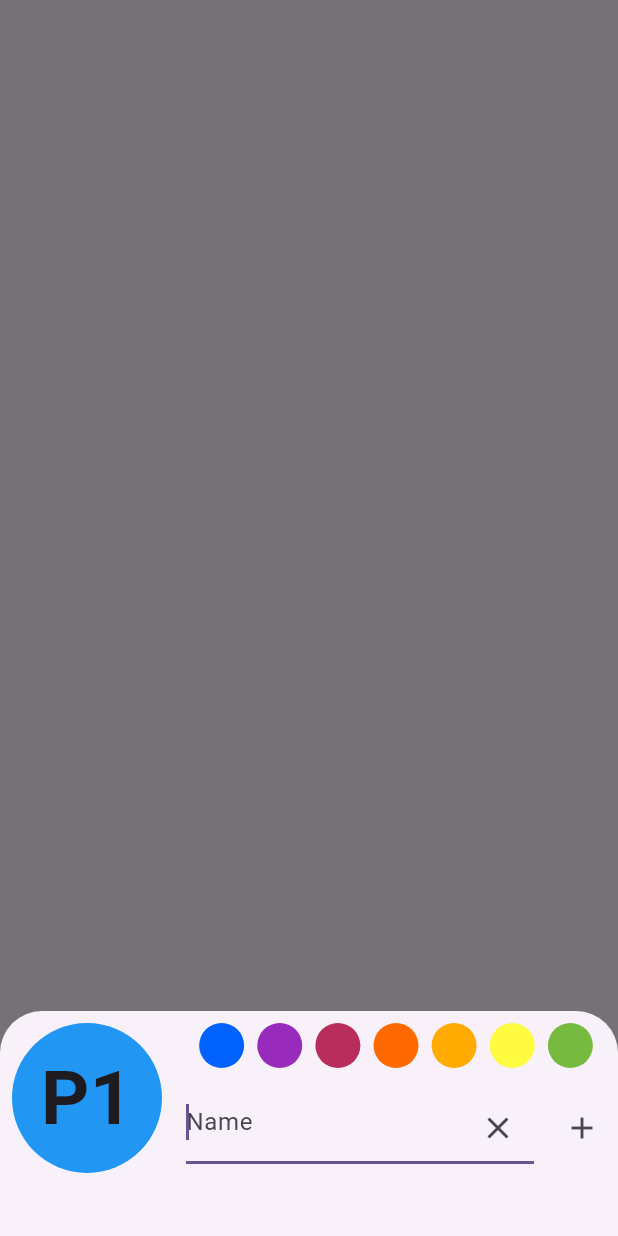
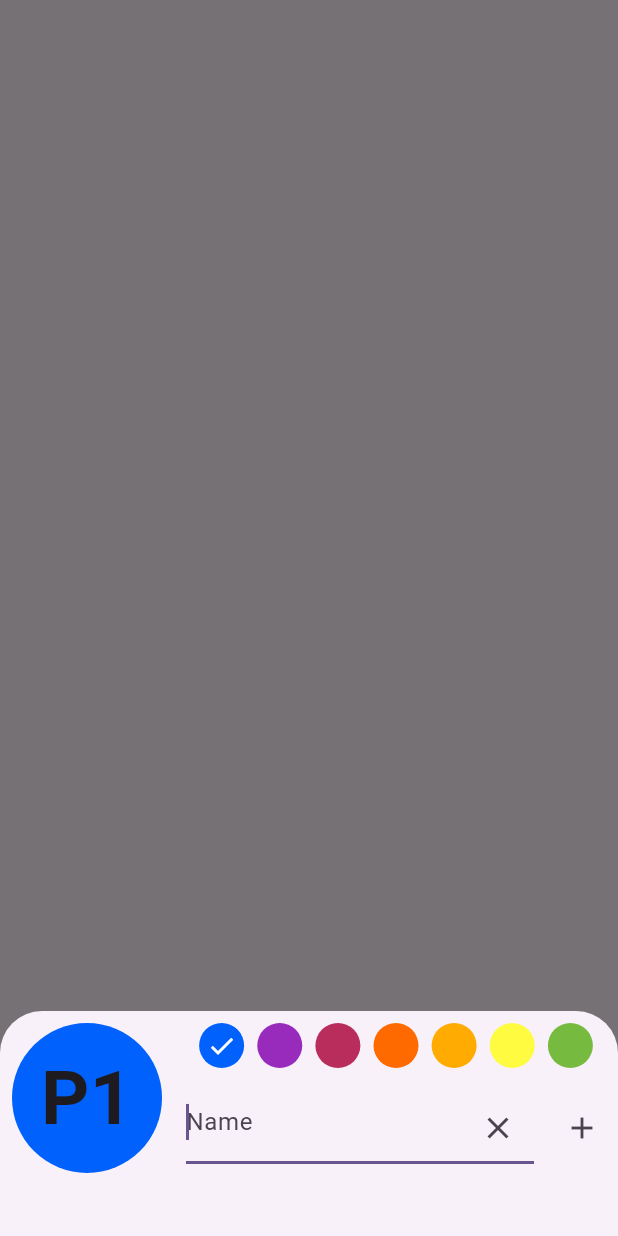
Before and after one commit to Rubey4112/splate, a Flutter app: the screen it shows after launch, after a tap on "Add People", on a phone screen of 412 x 824 dp. Run offline on Flutter 3.47's test engine with Material 3 defaults, Android fonts, the light colour scheme and no system bars.

Commit message:
Changes to people color will now update live

```diff
--- /dev/null
+++ b/devtools_options.yaml
@@ -0,0 +1,3 @@
+description: This file stores settings for Dart & Flutter DevTools.
+documentation: https://docs.flutter.dev/tools/devtools/extensions#configure-extension-enablement-states
+extensions:
--- a/lib/colorbutton.dart
+++ b/lib/colorbutton.dart
@@ -30,7 +30,7 @@ class ColorButton extends StatelessWidget {
         width: 30,
         decoration: BoxDecoration(shape: BoxShape.circle, color: color),
         child: color == groupColor
-            ? Icon(Icons.check, color: Colors.white, size: 30)
+            ? Icon(Icons.check, color: Colors.white, size: 20)
             : null,
       ),
     );
--- a/lib/main.dart
+++ b/lib/main.dart
@@ -40,7 +40,7 @@
 
 class _PeoplePageState extends State<PeoplePage> {
   final TextEditingController _controller = TextEditingController();
-  Color _color = Colors.blue;
+  Color _color = Color(0xff0061FD);
 
   final List _persons = <Person>[];
 
@@ -83,7 +83,8 @@
           ),
           child: SizedBox(
             height: 150,
-            child: Row(
+            child: StatefulBuilder(
+              builder: (context, setModalState) => Row(
                 crossAxisAlignment: CrossAxisAlignment.start,
                 children: [
                   Padding(
@@ -115,14 +116,13 @@
                             mainAxisAlignment: MainAxisAlignment.spaceEvenly,
                             crossAxisAlignment: CrossAxisAlignment.center,
                             children: [
-                            for (Color defaultColor in PeoplePage.defaultColors)
+                              for (Color defaultColor
+                                  in PeoplePage.defaultColors)
                                 ColorButton(
                                   color: defaultColor,
                                   groupColor: _color,
                                   onChanged: (Color color) {
-                                  setState(() {
-                                    _color = color;
-                                  });
+                                    setModalState(() => _color = color);
                                   },
                                 ),
                             ],
@@ -147,7 +147,9 @@
                               ),
                             ),
                             Padding(
-                            padding: const EdgeInsets.symmetric(vertical: 8.0),
+                              padding: const EdgeInsets.symmetric(
+                                vertical: 8.0,
+                              ),
                               child: IconButton(
                                 onPressed: () {
                                   setState(() {
@@ -170,6 +172,7 @@
                 ],
               ),
             ),
+          ),
         );
       },
     );
```
Lines whose indentation alone changed are shown as unchanged.
